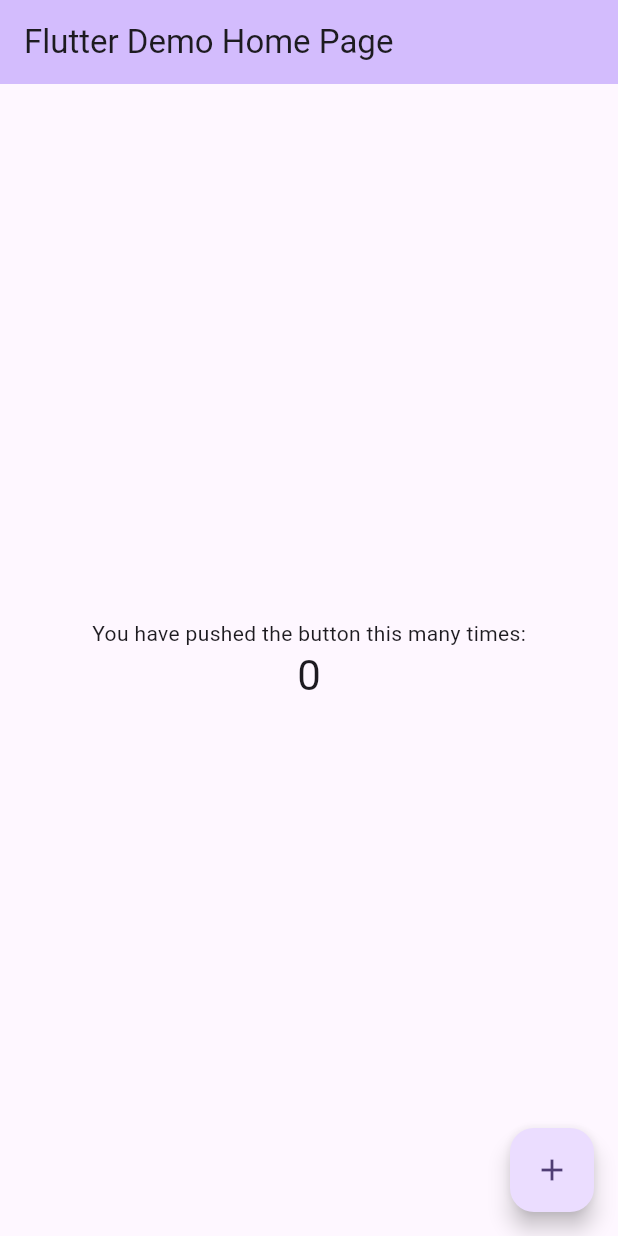
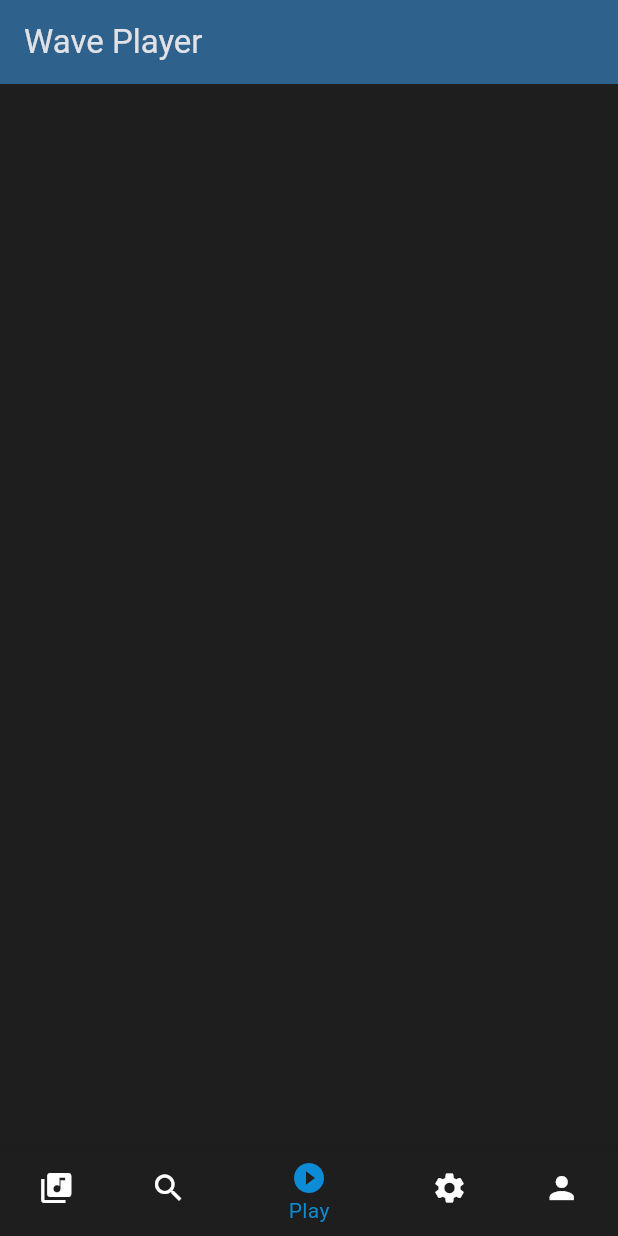
Before and after one commit to ddgk573/flutter_application_4_player, a Flutter app: the screen it shows after launch, on a phone screen of 412 x 824 dp. Run offline on Flutter 3.47's test engine with Material 3 defaults, Android fonts, the phone set to English and light mode, and no system bars.

Commit message:
Base UI  and  Dark/Light themes  and  Screens Navigation

```diff
--- /dev/null
+++ b/lib/core/constants/themes.dart
@@ -0,0 +1,50 @@
+import "package:flutter/material.dart";
+
+class AppTheme {
+  AppTheme._();
+
+  static const Color primaryColor = Color.fromARGB(255, 12, 140, 214);
+  static const Color secondaryColor = Color.fromARGB(255, 44, 3, 226);
+  static const Color backgroundColorL = Color.fromARGB(255, 240, 240, 240);
+  static const Color backgroundColorD = Color.fromARGB(255, 30, 30, 30);
+
+  static ThemeData get lightTheme {
+    return ThemeData(
+      useMaterial3: true,
+      brightness: Brightness.light,
+      colorScheme: ColorScheme.fromSeed(
+        brightness: Brightness.light,
+        seedColor: primaryColor,
+        primary: primaryColor,
+        secondary: secondaryColor,
+        surface: backgroundColorL,
+      ),
+      scaffoldBackgroundColor: backgroundColorL,
+      bottomNavigationBarTheme: const BottomNavigationBarThemeData(
+        backgroundColor: Color.fromARGB(255, 240, 240, 240),
+        selectedItemColor: primaryColor,
+        unselectedItemColor: Colors.black,
+      ),
+    );
+  }
+
+  static ThemeData get darkTheme {
+    return ThemeData(
+      useMaterial3: true,
+      brightness: Brightness.dark,
+      colorScheme: ColorScheme.fromSeed(
+        brightness: Brightness.dark,
+        seedColor: primaryColor,
+        primary: primaryColor,
+        secondary: secondaryColor,
+        surface: backgroundColorD,
+      ),
+      scaffoldBackgroundColor: backgroundColorD,
+      bottomNavigationBarTheme: const BottomNavigationBarThemeData(
+        backgroundColor: Color.fromARGB(255, 20, 20, 20),
+        selectedItemColor: primaryColor,
+        unselectedItemColor: Colors.white,
+      ),
+    );
+  }
+}
--- a/lib/main.dart
+++ b/lib/main.dart
@@ -1,6 +1,86 @@
 import 'package:flutter/material.dart';
-import 'package:flutter_application_4_player/app.dart';
+import 'package:flutter_application_4_player/core/constants/themes.dart';
+import 'package:flutter_application_4_player/screens/settings_screen.dart';
+import 'package:flutter_application_4_player/screens/player_screen.dart';
 
 void main() {
   runApp(const MyApp());
 }
+
+final ValueNotifier<ThemeMode> themeNotifier = ValueNotifier(ThemeMode.dark);
+
+class MyApp extends StatelessWidget {
+  const MyApp({super.key});
+
+  @override
+  Widget build(BuildContext context) {
+    return ValueListenableBuilder<ThemeMode>(
+      valueListenable: themeNotifier,
+      builder: (_, currentMode, _) {
+        return MaterialApp(
+          title: 'Flutter Demo',
+          theme: AppTheme.lightTheme,
+          darkTheme: AppTheme.darkTheme,
+          themeMode: currentMode,
+          home: const MyHomePage(title: 'Flutter Demo Home Page'),
+        );
+      },
+    );
+  }
+}
+
+class MyHomePage extends StatefulWidget {
+  const MyHomePage({super.key, required this.title});
+
+  final String title;
+
+  @override
+  State<MyHomePage> createState() => _MyHomePageState();
+}
+
+class _MyHomePageState extends State<MyHomePage> {
+  int _currentScreen = 2;
+
+  final List<Widget> _screen = [
+    Center(child: Text('Playlists')),
+    Center(child: Text('Search')),
+    PlayScreen(),
+    SettingsScreen(),
+    Center(child: Text('Profile')),
+  ];
+
+  @override
+  Widget build(BuildContext context) {
+    return Scaffold(
+      appBar: AppBar(
+        backgroundColor: Theme.of(context).colorScheme.inversePrimary,
+        title: Text('Wave Player'),
+      ),
+      body: _screen[_currentScreen],
+      bottomNavigationBar: BottomNavigationBar(
+        currentIndex: _currentScreen,
+        onTap: (index) {
+          setState(() {
+            _currentScreen = index;
+          });
+        },
+        items: const [
+          BottomNavigationBarItem(
+            icon: Icon(Icons.library_music),
+            label: 'Playlists',
+          ),
+          BottomNavigationBarItem(icon: Icon(Icons.search), label: 'Search'),
+          BottomNavigationBarItem(
+            icon: Icon(Icons.play_circle_fill),
+            label: 'Play',
+          ),
+          BottomNavigationBarItem(
+            icon: Icon(Icons.settings),
+            label: 'Settings',
+          ),
+          BottomNavigationBarItem(icon: Icon(Icons.person), label: 'Profile'),
+        ],
+      ),
+    );
+  }
+}
--- /dev/null
+++ b/lib/screens/player_screen.dart
@@ -0,0 +1,17 @@
+import 'package:flutter/material.dart';
+import 'package:flutter_application_4_player/core/constants/themes.dart';
+import 'package:flutter_application_4_player/main.dart';
+
+class PlayScreen extends StatelessWidget {
+  const PlayScreen({super.key});
+
+  @override
+  Widget build(BuildContext context) {
+    return Center(
+      child: Column(mainAxisAlignment: MainAxisAlignment.center, children: [
+
+        ],
+      ),
+    );
+  }
+}
--- /dev/null
+++ b/lib/screens/settings_screen.dart
@@ -0,0 +1,43 @@
+import 'package:flutter/material.dart';
+import 'package:flutter_application_4_player/core/constants/themes.dart';
+import 'package:flutter_application_4_player/main.dart';
+
+class SettingsScreen extends StatefulWidget {
+  const SettingsScreen({super.key});
+
+  @override
+  State<SettingsScreen> createState() => _SettingsScreenState();
+}
+
+class _SettingsScreenState extends State<SettingsScreen> {
+  @override
+  Widget build(BuildContext context) {
+    return Center(
+      child: Column(
+        mainAxisAlignment: MainAxisAlignment.center,
+        children: [
+          Row(
+            mainAxisAlignment: MainAxisAlignment.center,
+            children: [
+              const Text('Тёмная тема:', style: TextStyle(fontSize: 18)),
+              const SizedBox(width: 12),
+              ValueListenableBuilder<ThemeMode>(
+                valueListenable: themeNotifier,
+                builder: (_, currentMode, _) {
+                  return Switch(
+                    value: currentMode == ThemeMode.dark,
+                    onChanged: (bool isDark) {
+                      themeNotifier.value = isDark
+                          ? ThemeMode.dark
+                          : ThemeMode.light;
+                    },
+                  );
+                },
+              ),
+            ],
+          ),
+        ],
+      ),
+    );
+  }
+}
```
